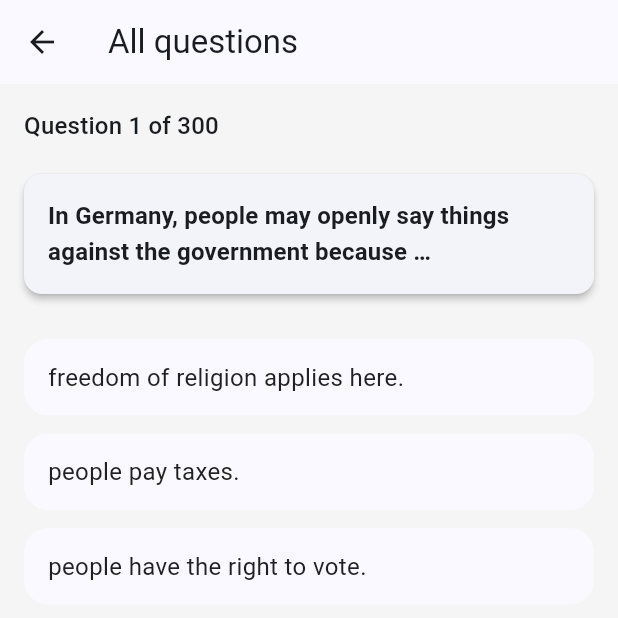
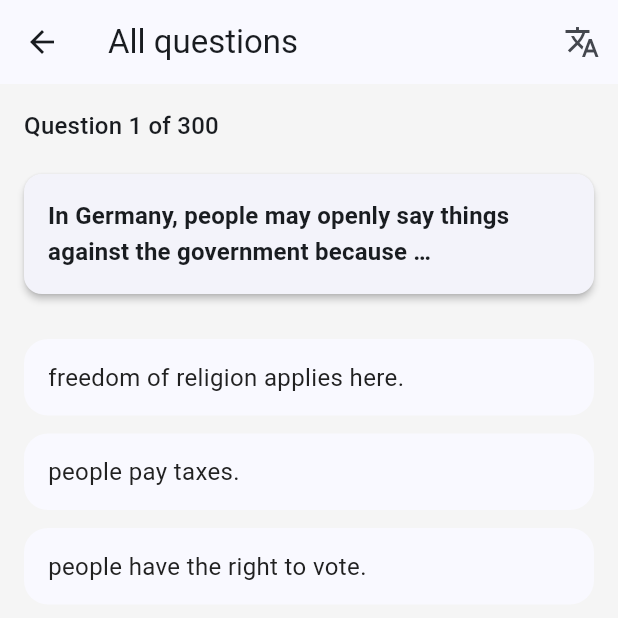
Before and after one commit to GerritSchoo/citizenship_app, a Flutter app: the LearningModeScreen screen opened directly, after a tap on "All questions", on a phone screen of 412 x 824 dp, the top half of it. Run offline on Flutter 3.47's test engine with Material 3 defaults, Android fonts, the phone set to English and light mode, and no system bars; our stand-ins replace flutter_localized_locales, shared_preferences, sqflite, sqflite_common_ffi, sqflite_common_ffi_web; accounts and stored records are empty.

Commit message:
translate other languages to german

```diff
--- a/lib/src/models/question.dart
+++ b/lib/src/models/question.dart
@@ -10,6 +10,10 @@ class Question {
   final String? image;
   // Optional list of images corresponding to each answer option (e.g., 4)
   final List<String>? answerImages;
+  // Original German wording (available when current locale is not 'de')
+  final String? originalDeText;
+  final List<String>? originalDeAnswers;
+  final String? originalDeExplanation;
 
   Question({
     required this.id,
@@ -21,6 +25,9 @@ class Question {
     this.hasImage = false,
     this.image,
     this.answerImages,
+    this.originalDeText,
+    this.originalDeAnswers,
+    this.originalDeExplanation,
   });
 
   factory Question.fromJson(Map<String, dynamic> json) {
@@ -34,6 +41,9 @@ class Question {
       hasImage: json['hasImage'] == true,
       image: json['image'] as String?,
       answerImages: (json['answerImages'] as List?)?.map((e) => e.toString()).toList(),
+      originalDeText: json['originalDeText'] as String?,
+      originalDeAnswers: (json['originalDeAnswers'] as List?)?.map((e) => e.toString()).toList(),
+      originalDeExplanation: json['originalDeExplanation'] as String?,
     );
   }
 
--- a/lib/src/screens/learning_session_screen.dart
+++ b/lib/src/screens/learning_session_screen.dart
@@ -1,10 +1,10 @@
 import 'package:flutter/material.dart';
 
 import '../models/question.dart';
-import '../theme/app_colors.dart';
 import '../core/controller.dart';
 import '../widgets/question_card.dart';
 import '../widgets/image_answer_grid.dart';
+import '../widgets/answer_text_tile.dart';
 import '../utils/asset_image_cache.dart';
 import '../analytics/progress_repository.dart';
 import '../analytics/progress_tracker.dart';
@@ -27,6 +27,7 @@ class _LearningSessionScreenState extends State<LearningSessionScreen> {
   late final DateTime _sessionStart = DateTime.now();
   late final String _sessionId = 'practice-${_sessionStart.millisecondsSinceEpoch}';
   late final VoidCallback _controllerListener;
+  bool _showOriginalDe = false; // per-screen toggle
 
   void _goToNext() {
     _controller.next();
@@ -90,7 +91,7 @@ class _LearningSessionScreenState extends State<LearningSessionScreen> {
     final l10n = AppLocalizations.of(context);
     if (_controller.questions.isEmpty) {
       return Scaffold(
-        appBar: AppBar(title: Text(widget.title)),
+        appBar: AppBar(title: Text(widget.title), actions: _buildActions(context)),
         body: Center(child: Text(l10n.no_questions)),
       );
     }
@@ -104,7 +105,7 @@ class _LearningSessionScreenState extends State<LearningSessionScreen> {
   // colors are provided by AppColors when needed
 
     return Scaffold(
-      appBar: AppBar(title: Text(widget.title)),
+      appBar: AppBar(title: Text(widget.title), actions: _buildActions(context)),
       body: SafeArea(
         child: Padding(
           padding: const EdgeInsets.all(16),
@@ -126,6 +127,8 @@ class _LearningSessionScreenState extends State<LearningSessionScreen> {
                       text: question.text,
                       index: _controller.currentIndex,
                       image: question.hasContextImage ? question.image : null,
+                      originalDeText: question.originalDeText,
+                      showOriginalDe: _showOriginalDe && Localizations.localeOf(context).languageCode != 'de',
                     ),
                     const SizedBox(height: 16),
                     if (question.hasAnswerImages)
@@ -143,57 +146,17 @@ class _LearningSessionScreenState extends State<LearningSessionScreen> {
                       ...List.generate(question.answers.length, (index) {
                         final isSelected = _controller.selectedIndex == index;
                         final isCorrect = index == question.correctIndex;
-
-                      Color boxColor = theme.cardColor;
-                      IconData? icon;
-
-                      final bool isDark = theme.brightness == Brightness.dark;
-
-                      if (_controller.selectedIndex != null) {
-                        if (isSelected && isCorrect) {
-                          boxColor = isDark ? AppColors.correctDark : AppColors.correct;
-                          icon = Icons.check_circle;
-                        } else if (isSelected && !isCorrect) {
-                          boxColor = isDark ? AppColors.wrongDark : AppColors.wrong;
-                          icon = Icons.cancel;
-                        } else if (isCorrect) {
-                          boxColor = isDark
-                              ? AppColors.correctDark.withAlpha(128)
-                              : AppColors.correctLight;
-                          icon = Icons.check_circle;
-                        }
-                      }
-
-                      return Padding(
-                        padding: const EdgeInsets.symmetric(vertical: 6),
-                        child: Material(
-                          color: Colors.transparent,
-                          child: InkWell(
-                            borderRadius: BorderRadius.circular(16),
+                        return AnswerTextTile(
+                          text: question.answers[index],
+                          originalDe: (_showOriginalDe && Localizations.localeOf(context).languageCode != 'de')
+                              ? (question.originalDeAnswers != null && question.originalDeAnswers!.length == question.answers.length
+                                  ? question.originalDeAnswers![index]
+                                  : null)
+                              : null,
+                          revealed: _controller.selectedIndex != null,
+                          isSelected: isSelected,
+                          isCorrect: isCorrect,
                           onTap: () => _controller.select(index),
-                            child: AnimatedContainer(
-                              duration: const Duration(milliseconds: 200),
-                              decoration: BoxDecoration(
-                                color: boxColor,
-                                borderRadius: BorderRadius.circular(16),
-                              ),
-                              padding: const EdgeInsets.symmetric(vertical: 14, horizontal: 16),
-                              child: Row(
-                                mainAxisAlignment: MainAxisAlignment.spaceBetween,
-                                children: [
-                                  Flexible(
-                                    child: Text(
-                                      question.answers[index],
-                    style: theme.textTheme.bodyMedium,
-                                    ),
-                                  ),
-                                  if (icon != null)
-                                    Icon(icon, color: theme.colorScheme.onPrimary, size: 24),
-                                ],
-                              ),
-                            ),
-                          ),
-                        ),
                         );
                       }),
 
@@ -203,9 +166,26 @@ class _LearningSessionScreenState extends State<LearningSessionScreen> {
                       Card(
                         child: Padding(
                           padding: const EdgeInsets.all(16),
-                          child: Text(
+                          child: Column(
+                            crossAxisAlignment: CrossAxisAlignment.start,
+                            children: [
+                              Text(
                                 question.explanation,
                                 style: theme.textTheme.bodyMedium,
+                              ),
+                              if (_showOriginalDe && Localizations.localeOf(context).languageCode != 'de' &&
+                                  (question.originalDeExplanation != null && question.originalDeExplanation!.isNotEmpty))
+                                Padding(
+                                  padding: const EdgeInsets.only(top: 6),
+                                  child: Text(
+                                    question.originalDeExplanation!,
+                                    style: theme.textTheme.bodySmall?.copyWith(
+                                      color: theme.colorScheme.onSurface.withOpacity(0.6),
+                                      fontStyle: FontStyle.italic,
+                                    ),
+                                  ),
+                                ),
+                            ],
                           ),
                         ),
                       ),
@@ -266,4 +246,16 @@ class _LearningSessionScreenState extends State<LearningSessionScreen> {
     }
     AssetImageInfoCache.precacheAll(ctx, toPrefetch);
   }
+
+  List<Widget>? _buildActions(BuildContext context) {
+    final isDe = Localizations.localeOf(context).languageCode == 'de';
+    if (isDe) return null;
+    return [
+      IconButton(
+        tooltip: 'DE',
+        icon: Icon(_showOriginalDe ? Icons.translate : Icons.translate_outlined),
+        onPressed: () => setState(() => _showOriginalDe = !_showOriginalDe),
+      ),
+    ];
   }
+}
--- a/lib/src/widgets/answer_text_tile.dart
+++ b/lib/src/widgets/answer_text_tile.dart
@@ -9,6 +9,8 @@ class AnswerTextTile extends StatelessWidget {
   final VoidCallback onTap;
   final Duration animationDuration;
   final bool disableInkSplash;
+  // Optional original German text to render subtly under the main text
+  final String? originalDe;
 
   const AnswerTextTile({
     super.key,
@@ -19,6 +21,7 @@ class AnswerTextTile extends StatelessWidget {
     required this.onTap,
     this.animationDuration = const Duration(milliseconds: 160),
     this.disableInkSplash = false,
+    this.originalDe,
   });
 
   @override
@@ -69,11 +72,30 @@ class AnswerTextTile extends StatelessWidget {
               borderRadius: BorderRadius.circular(16),
             ),
             padding: const EdgeInsets.symmetric(vertical: 14, horizontal: 16),
-            child: Row(
-              mainAxisAlignment: MainAxisAlignment.spaceBetween,
+            child: Column(
+              crossAxisAlignment: CrossAxisAlignment.start,
+              mainAxisSize: MainAxisSize.min,
               children: [
-                Flexible(child: Text(text, style: theme.textTheme.bodyMedium)),
-                if (icon != null) Icon(icon, color: iconColor, size: 24),
+                Row(
+                  mainAxisAlignment: MainAxisAlignment.spaceBetween,
+                  children: [
+                    Flexible(child: Text(text, style: theme.textTheme.bodyMedium)),
+                    if (icon != null) Icon(icon, color: iconColor, size: 24),
+                  ],
+                ),
+                if (originalDe != null && originalDe!.isNotEmpty)
+                  Padding(
+                    padding: const EdgeInsets.only(top: 4),
+                    child: Text(
+                      originalDe!,
+                      style: theme.textTheme.bodySmall?.copyWith(
+                        color: theme.colorScheme.onSurface.withOpacity(0.6),
+                        fontStyle: FontStyle.italic,
+                      ),
+                      maxLines: 2,
+                      overflow: TextOverflow.ellipsis,
+                    ),
+                  ),
               ],
             ),
           ),
--- a/lib/src/widgets/image_answer_grid.dart
+++ b/lib/src/widgets/image_answer_grid.dart
@@ -8,6 +8,9 @@ class ImageAnswerGrid extends StatelessWidget {
   final bool revealed;          // show correct/wrong cues
   final ValueChanged<int> onTap;
   final bool disableInkSplash;
+  // (Deprecated) original German captions for answers and toggle (ignored)
+  final List<String>? originalDeAnswers;
+  final bool showOriginalDe;
 
   const ImageAnswerGrid({
     super.key,
@@ -17,6 +20,8 @@ class ImageAnswerGrid extends StatelessWidget {
     required this.revealed,
     required this.onTap,
     this.disableInkSplash = false,
+    this.originalDeAnswers,
+    this.showOriginalDe = false,
   });
 
   @override
@@ -105,6 +110,7 @@ class ImageAnswerGrid extends StatelessWidget {
                   borderRadius: BorderRadius.circular(12),
                   child: Container(color: overlay),
                 ),
+              // No original captions for image answers; show only translated UI per requirement
               if (icon != null)
                 Positioned(right: 8, top: 8, child: Icon(icon, color: iconColor, size: 24)),
             ]),
--- a/lib/src/widgets/question_card.dart
+++ b/lib/src/widgets/question_card.dart
@@ -6,6 +6,9 @@ class QuestionCard extends StatelessWidget {
   final int index;
   final String? image; // optional context image
   final String? subtitle;
+  // Optional original German question text and toggle
+  final String? originalDeText;
+  final bool showOriginalDe;
 
   const QuestionCard({
     super.key,
@@ -13,6 +16,8 @@ class QuestionCard extends StatelessWidget {
     required this.index,
     this.image,
     this.subtitle,
+    this.originalDeText,
+    this.showOriginalDe = false,
   });
 
   @override
@@ -30,6 +35,16 @@ class QuestionCard extends StatelessWidget {
               text,
               style: theme.textTheme.titleMedium?.copyWith(fontWeight: FontWeight.w700),
             ),
+            if (showOriginalDe && originalDeText != null && originalDeText!.isNotEmpty) ...[
+              const SizedBox(height: 6),
+              Text(
+                originalDeText!,
+                style: theme.textTheme.bodySmall?.copyWith(
+                  color: theme.colorScheme.onSurface.withOpacity(0.6),
+                  fontStyle: FontStyle.italic,
+                ),
+              ),
+            ],
             if (image != null && image!.isNotEmpty) ...[
               const SizedBox(height: 12),
               _TappableProportionalAssetImage(
```
Also changed, not shown: lib/src/data/question_loader.dart (+8 -0 lines), lib/src/screens/mock_exam_screen.dart (+16 -0 lines), lib/src/screens/quiz_screen.dart (+47 -55 lines). Lines whose indentation alone changed are shown as unchanged.
